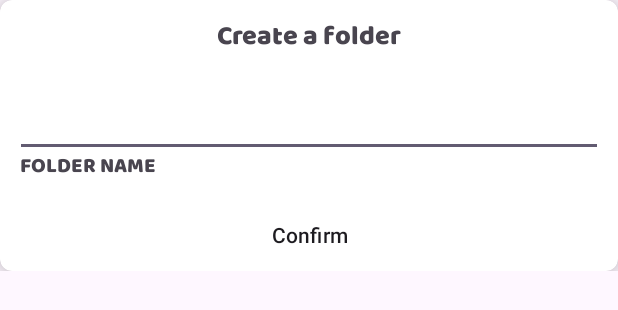
After one commit to GinNE-dev/MobileFP_EnglishQuizlet, an Android app: the layout dialog_folder.xml on its own in the app's theme, with its tools: preview values and no code run, on a phone screen of 412 x 824 dp. The commit adds this screen. Shown: the top 310 px of the screen. Run offline under Robolectric (Android 15) with nearby library versions, the phone set to English and light mode, and no system bars; Roboto replaces fonts that are not available here.

Commit message:
add topic to folder + create folder

```diff
--- /dev/null
+++ b/app/src/main/res/layout/dialog_folder.xml
@@ -0,0 +1,60 @@
+<?xml version="1.0" encoding="utf-8"?>
+<LinearLayout xmlns:android="http://schemas.android.com/apk/res/android"
+    android:layout_width="match_parent"
+    android:layout_height="wrap_content"
+    xmlns:app="http://schemas.android.com/apk/res-auto">
+
+    <androidx.cardview.widget.CardView
+        android:id="@+id/cardView"
+        app:cardCornerRadius="8dp"
+        app:cardElevation="10dp"
+        android:layout_width="match_parent"
+        android:layout_height="wrap_content">
+
+        <LinearLayout
+            android:layout_width="match_parent"
+            android:layout_height="wrap_content"
+            android:orientation="vertical">
+
+            <!-- Title TextView -->
+            <TextView
+                android:id="@+id/txtviewHeader"
+                android:layout_width="wrap_content"
+                android:layout_height="wrap_content"
+                android:layout_gravity="center_horizontal"
+                android:text="Create a folder"
+                android:textSize="18sp"
+                android:fontFamily="@font/baloo"
+                android:layout_marginTop="10dp"
+                android:layout_marginBottom="10dp"/>
+
+            <!-- EditTexts for Term, Definition, and Description -->
+
+            <!-- Term -->
+            <EditText
+                android:id="@+id/edtxtTitle"
+                android:layout_width="match_parent"
+                android:layout_height="wrap_content"
+                android:layout_margin="10dp"/>
+            <TextView
+                android:layout_marginTop="-15dp"
+                android:layout_marginLeft="13dp"
+                android:layout_width="match_parent"
+                android:layout_height="wrap_content"
+                android:text="FOLDER NAME"
+                android:fontFamily="@font/baloo">
+            </TextView>
+
+            <!-- Confirm Button -->
+            <Button
+                android:id="@+id/btnConfirm"
+                android:layout_width="wrap_content"
+                android:layout_height="wrap_content"
+                android:layout_gravity="center_horizontal"
+                android:text="Confirm"
+                android:layout_marginTop="10dp"
+                android:background="?android:attr/selectableItemBackground"
+                android:textColor="?android:attr/textColorPrimary"/>
+        </LinearLayout>
+    </androidx.cardview.widget.CardView>
+</LinearLayout>
```
Also changed, not shown: app/src/main/java/com/gin/mobilefp_englishquizlet/DetailPages/TopicDetailActivity.java (+58 -9 lines), app/src/main/java/com/gin/mobilefp_englishquizlet/Library/MyFolderFragment.java (+49 -5 lines).
